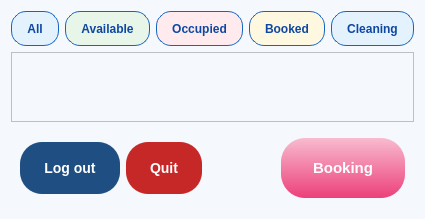
First picture: the form in ui/OverviewUsers.ui, repository maihuybao/SmartLockUEL, before the edit.
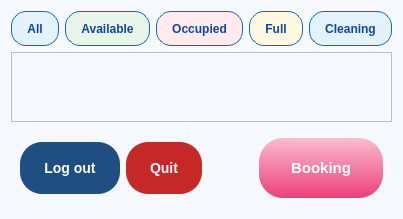
Second picture: the form after the edit.

Commit message: Add 'Full' room status and refactor room cards

Patch:
```diff
--- a/ui/OverviewUsers.ui
+++ b/ui/OverviewUsers.ui
@@ -39,7 +39,7 @@
       <widget class="QPushButton" name="btnBooked">
        <property name="minimumSize"><size><width>0</width><height>35</height></size></property>
        <property name="styleSheet"><string notr="true">QPushButton{background-color:#FFF8E1;border:1px solid #1565C0;border-radius:15px;padding:6px 15px;color:#0D47A1;font-weight:500;}QPushButton:checked{background-color:#1565C0;color:white;}QPushButton:hover{background-color:#1E88E5;color:white;}</string></property>
-       <property name="text"><string>Booked</string></property>
+       <property name="text"><string>Full</string></property>
        <property name="checkable"><bool>true</bool></property>
        <property name="autoExclusive"><bool>true</bool></property>
       </widget>
```
The commit also changes 17 other files.
